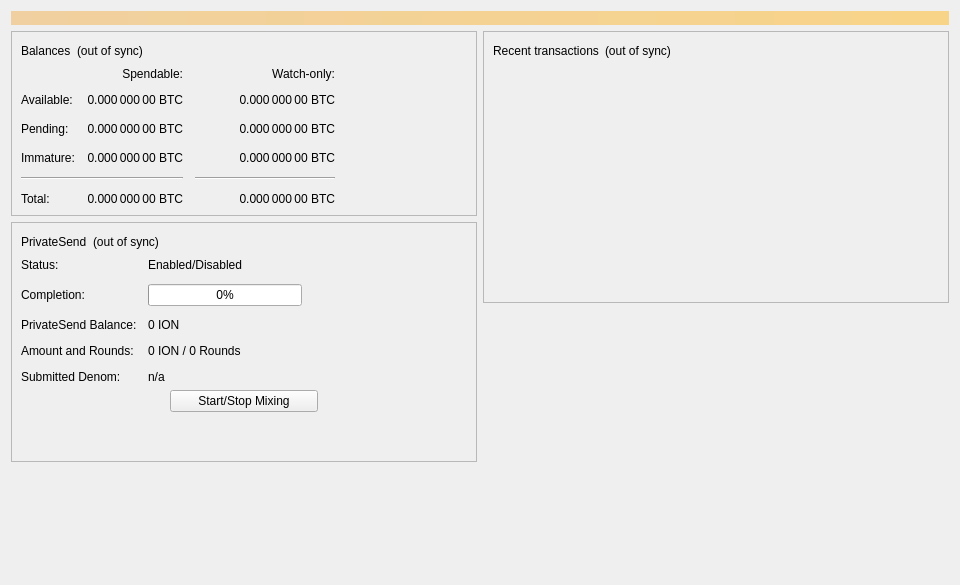
First picture: the form in src/qt/forms/overviewpage.ui, repository ioncoincore/ion, before the edit.
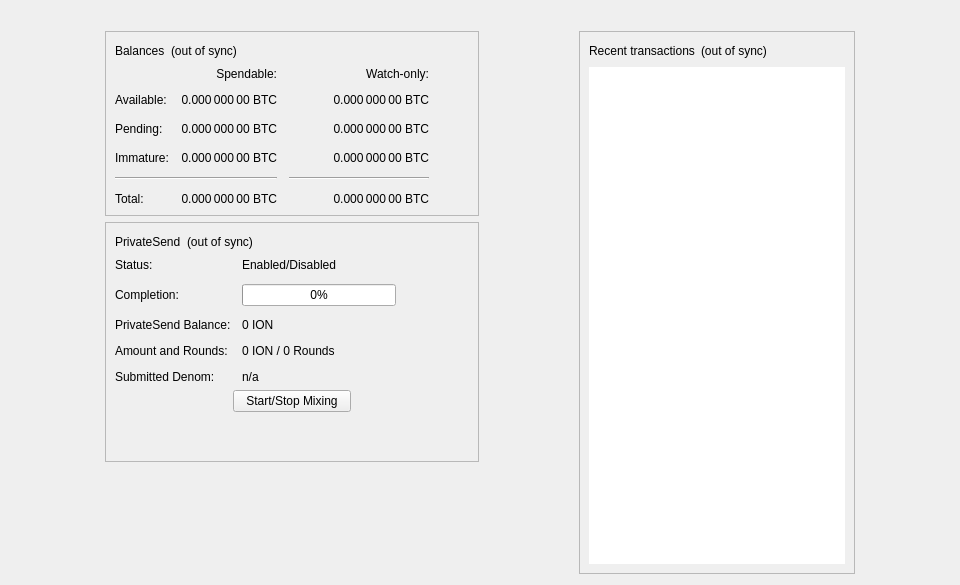
Second picture: the form after the edit.

```diff
--- a/src/qt/forms/overviewpage.ui
+++ b/src/qt/forms/overviewpage.ui
@@ -25,9 +25,6 @@
      <property name="visible">
       <bool>false</bool>
      </property>
-     <property name="styleSheet">
-      <string notr="true">QLabel { background-color: qlineargradient(x1: 0, y1: 0, x2: 1, y2: 0, stop:0 #F0D0A0, stop:1 #F8D488); color:#000000; }</string>
-     </property>
      <property name="wordWrap">
       <bool>true</bool>
      </property>
@@ -40,7 +37,23 @@
     </widget>
    </item>
    <item>
-    <layout class="QHBoxLayout" name="horizontalLayout" stretch="1,1">
+    <layout class="QHBoxLayout" name="horizontalLayout" stretch="1,0,1,0,1">
+     <item>
+      <spacer name="horizontalSpacerLeft">
+       <property name="orientation">
+        <enum>Qt::Horizontal</enum>
+       </property>
+       <property name="sizeType">
+        <enum>QSizePolicy::Preferred</enum>
+       </property>
+       <property name="sizeHint" stdset="0">
+        <size>
+         <width>10</width>
+         <height>20</height>
+        </size>
+       </property>
+      </spacer>
+     </item>
      <item>
       <layout class="QVBoxLayout" name="verticalLayout_2">
        <item>
@@ -563,6 +576,19 @@
        </item>
       </layout>
      </item>
+     <item>
+      <spacer name="horizontalSpacerCenter">
+       <property name="orientation">
+        <enum>Qt::Horizontal</enum>
+       </property>
+       <property name="sizeHint" stdset="0">
+        <size>
+         <width>10</width>
+         <height>20</height>
+        </size>
+       </property>
+      </spacer>
+     </item>
      <item>
       <layout class="QVBoxLayout" name="verticalLayout_3">
        <item>
@@ -613,9 +639,6 @@
           </item>
           <item>
            <widget class="QListView" name="listTransactions">
-            <property name="styleSheet">
-             <string notr="true">QListView { background: transparent; }</string>
-            </property>
             <property name="frameShape">
              <enum>QFrame::NoFrame</enum>
             </property>
@@ -633,20 +656,23 @@
          </layout>
         </widget>
        </item>
+      </layout>
+     </item>
        <item>
-        <spacer name="verticalSpacer_2">
+      <spacer name="horizontalSpacerRight">
          <property name="orientation">
-          <enum>Qt::Vertical</enum>
+        <enum>Qt::Horizontal</enum>
+       </property>
+       <property name="sizeType">
+        <enum>QSizePolicy::Preferred</enum>
          </property>
          <property name="sizeHint" stdset="0">
           <size>
-           <width>20</width>
-           <height>40</height>
+         <width>10</width>
+         <height>20</height>
           </size>
          </property>
         </spacer>
-       </item>
-      </layout>
      </item>
     </layout>
    </item>
```
Lines whose indentation alone changed are shown as unchanged.
